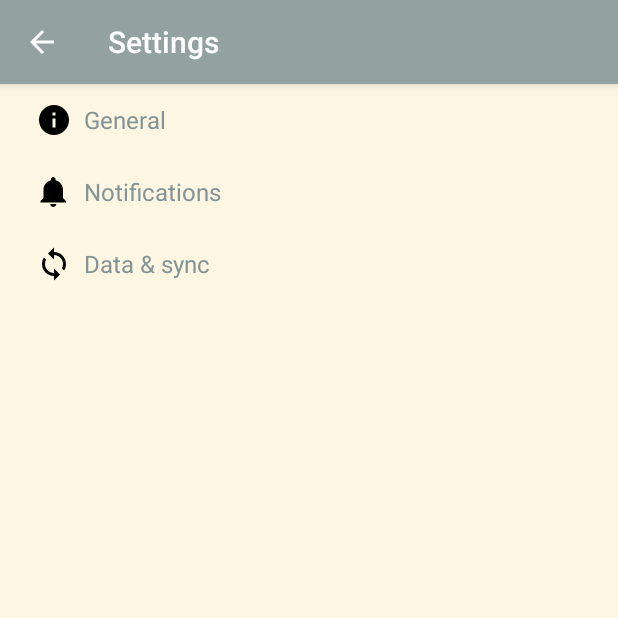
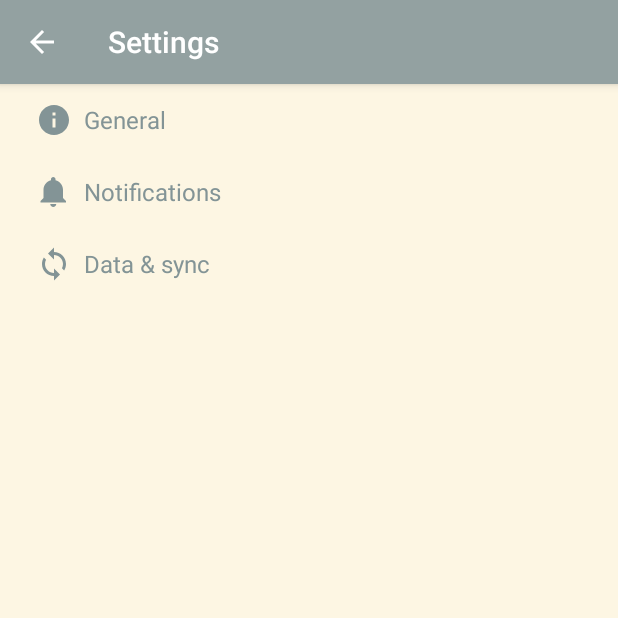
Before and after one commit to ronaldsmartin/20twenty20, an Android app: the SettingsActivity screen opened directly, with no data from a screen before it, on a phone screen of 412 x 824 dp, the top half of it. Run offline under Robolectric (Android 15) with nearby library versions, the light colour scheme and no system bars.

Commit message:
Use textColorPrimary for Settings icons.

```diff
--- a/app/src/main/res/drawable/ic_info_black_24dp.xml
+++ b/app/src/main/res/drawable/ic_info_black_24dp.xml
@@ -4,6 +4,6 @@
     android:viewportHeight="24.0"
     android:viewportWidth="24.0">
     <path
-        android:fillColor="#FF000000"
+        android:fillColor="@color/textColorPrimary"
         android:pathData="M12,2C6.48,2 2,6.48 2,12s4.48,10 10,10 10,-4.48 10,-10S17.52,2 12,2zm1,15h-2v-6h2v6zm0,-8h-2V7h2v2z" />
 </vector>
--- a/app/src/main/res/drawable/ic_notifications_black_24dp.xml
+++ b/app/src/main/res/drawable/ic_notifications_black_24dp.xml
@@ -4,6 +4,6 @@
     android:viewportHeight="24.0"
     android:viewportWidth="24.0">
     <path
-        android:fillColor="#FF000000"
+        android:fillColor="@color/textColorPrimary"
         android:pathData="M11.5,22c1.1,0 2,-0.9 2,-2h-4c0,1.1 0.9,2 2,2zm6.5,-6v-5.5c0,-3.07 -2.13,-5.64 -5,-6.32V3.5c0,-0.83 -0.67,-1.5 -1.5,-1.5S10,2.67 10,3.5v0.68c-2.87,0.68 -5,3.25 -5,6.32V16l-2,2v1h17v-1l-2,-2z" />
 </vector>
--- a/app/src/main/res/drawable/ic_sync_black_24dp.xml
+++ b/app/src/main/res/drawable/ic_sync_black_24dp.xml
@@ -4,6 +4,6 @@
     android:viewportHeight="24.0"
     android:viewportWidth="24.0">
     <path
-        android:fillColor="#FF000000"
+        android:fillColor="@color/textColorPrimary"
         android:pathData="M12 4V1L8 5l4 4V6c3.31 0 6 2.69 6 6 0 1.01,-.25 1.97,-.7 2.8l1.46 1.46C19.54 15.03 20 13.57 20 12c0,-4.42,-3.58,-8,-8,-8zm0 14c-3.31 0,-6,-2.69,-6,-6 0,-1.01.25,-1.97.7,-2.8L5.24 7.74C4.46 8.97 4 10.43 4 12c0 4.42 3.58 8 8 8v3l4,-4,-4,-4v3z" />
 </vector>
```
